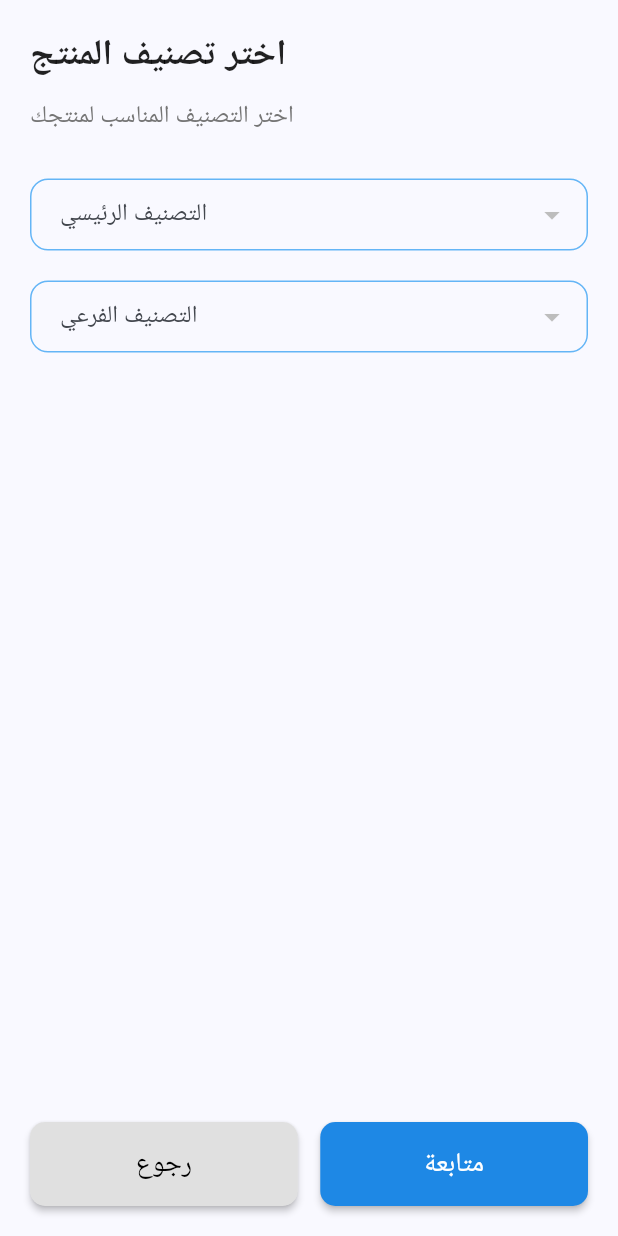
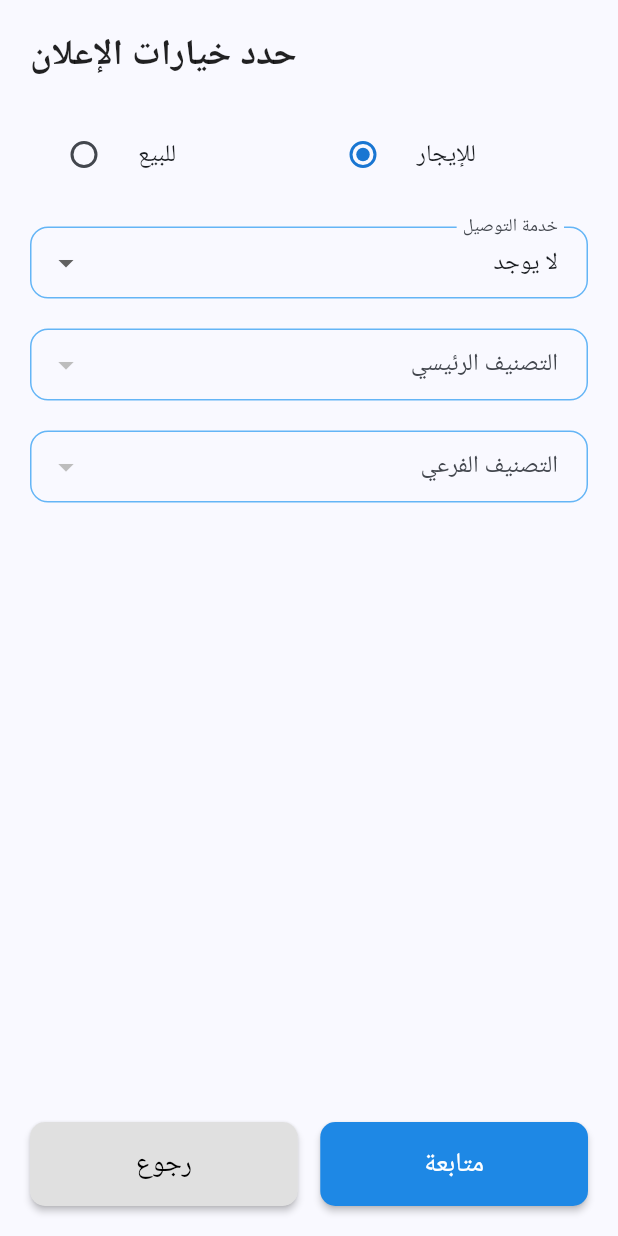
Before and after one commit to hashembadawi/forsa, a Flutter app: the CategorySelectionStep widget shown alone on an empty page, opened directly with empty values, on a phone screen of 412 x 824 dp. Run offline on Flutter 3.47's test engine with Material 3 defaults, Android fonts, the phone set to English and light mode, and no system bars; our stand-ins replace connectivity_plus, flutter_image_compress, geolocator, google_fonts, google_maps_flutter, image_picker and 2 more; accounts and stored records are empty; network calls fail; Roboto replaces fonts that are missing (Cairo).

Commit message:
feat: Add forSale and deliveryService options to ad creation process

```diff
--- a/lib/screens/add_ad_screen.dart
+++ b/lib/screens/add_ad_screen.dart
@@ -50,6 +50,8 @@ class _MultiStepAddAdScreenState extends State<MultiStepAddAdScreen> {
   Map<String, dynamic>? _selectedSubCategory;
   Map<String, dynamic>? _selectedProvince;
   Map<String, dynamic>? _selectedMajorArea;
+  bool _forSale = true; // للبيع=true, للإيجار=false
+  bool _deliveryService = false;
 
   // State flags
   bool _isLoadingOptions = true;
@@ -260,7 +262,7 @@ class _MultiStepAddAdScreenState extends State<MultiStepAddAdScreen> {
             mainAxisAlignment: MainAxisAlignment.spaceBetween,
             children: [
               _buildStepIndicator(0, 'إضافة الصور'),
-              _buildStepIndicator(1, 'اختيار التصنيف'),
+              _buildStepIndicator(1, 'خيارات الإعلان'),
               _buildStepIndicator(2, 'معلومات الإعلان'),
             ],
           ),
@@ -325,6 +327,8 @@ class _MultiStepAddAdScreenState extends State<MultiStepAddAdScreen> {
           subCategories: _subCategories,
           selectedCategory: _selectedCategory,
           selectedSubCategory: _selectedSubCategory,
+          forSale: _forSale,
+          onForSaleChanged: (value) => setState(() => _forSale = value),
           onCategorySelected: (cat, subCat) {
             setState(() {
               _selectedCategory = cat;
@@ -465,6 +469,8 @@ class _MultiStepAddAdScreenState extends State<MultiStepAddAdScreen> {
       'description': _description,
       'images': base64Images,
       'isSpecial': userIsSpecial,
+      'forSale': _forSale,
+      'deliveryService': _deliveryService,
     };
 
     // Add location data if available
@@ -736,6 +742,8 @@ class CategorySelectionStep extends StatefulWidget {
   final List<Map<String, dynamic>> subCategories;
   final Map<String, dynamic>? selectedCategory;
   final Map<String, dynamic>? selectedSubCategory;
+  final bool forSale;
+  final ValueChanged<bool> onForSaleChanged;
   final Function(Map<String, dynamic>, Map<String, dynamic>) onCategorySelected;
   final VoidCallback onBack;
 
@@ -745,6 +753,8 @@ class CategorySelectionStep extends StatefulWidget {
     required this.subCategories,
     required this.selectedCategory,
     required this.selectedSubCategory,
+    required this.forSale,
+    required this.onForSaleChanged,
     required this.onCategorySelected,
     required this.onBack,
   });
@@ -792,22 +802,18 @@ class _CategorySelectionStepState extends State<CategorySelectionStep> {
               crossAxisAlignment: CrossAxisAlignment.start,
               children: [
                 Text(
-                  'اختر تصنيف المنتج',
+                  'حدد خيارات الإعلان',
                   style: GoogleFonts.cairo(
                     fontSize: 24,
                     fontWeight: FontWeight.bold,
                     color: Colors.black87,
                   ),
                 ),
-                const SizedBox(height: 10),
-                Text(
-                  'اختر التصنيف المناسب لمنتجك',
-                  style: GoogleFonts.cairo(
-                    fontSize: 16,
-                    color: Colors.grey[600],
-                  ),
-                ),
-                const SizedBox(height: 30),
+                const SizedBox(height: 20),
+                _buildForSaleToggle(),
+                const SizedBox(height: 20),
+                _buildDeliveryServiceDropdown(),
+                const SizedBox(height: 20),
                 _buildCategoryDropdown(),
                 const SizedBox(height: 20),
                 _buildSubCategoryDropdown(),
@@ -820,8 +826,85 @@ class _CategorySelectionStepState extends State<CategorySelectionStep> {
     );
   }
 
+  Widget _buildForSaleToggle() {
+    return Column(
+      children: [
+        Row(
+          children: [
+            Expanded(
+              child: RadioListTile<bool>(
+                value: true,
+                groupValue: widget.forSale,
+                onChanged: (value) {
+                  if (value != null) widget.onForSaleChanged(value);
+                },
+                title: Text('للبيع', style: GoogleFonts.cairo()),
+              ),
+            ),
+            Expanded(
+              child: RadioListTile<bool>(
+                value: false,
+                groupValue: widget.forSale,
+                onChanged: (value) {
+                  if (value != null) widget.onForSaleChanged(value);
+                },
+                title: Text('للإيجار', style: GoogleFonts.cairo()),
+              ),
+            ),
+          ],
+        ),
+      ],
+    );
+  }
+
+  Widget _buildDeliveryServiceDropdown() {
+    return Directionality(
+      textDirection: TextDirection.rtl,
+      child: DropdownButtonFormField<bool>(
+        value: context.findAncestorStateOfType<_MultiStepAddAdScreenState>()?._deliveryService ?? false,
+        isExpanded: true,
+        decoration: InputDecoration(
+          labelText: 'خدمة التوصيل',
+          labelStyle: GoogleFonts.cairo(),
+          border: OutlineInputBorder(
+            borderRadius: BorderRadius.circular(10),
+          ),
+          contentPadding: const EdgeInsets.symmetric(
+            horizontal: 16,
+            vertical: 12,
+          ),
+        ),
+        items: [
+          DropdownMenuItem(
+            value: true,
+            child: Align(
+              alignment: Alignment.centerRight,
+              child: Text('يوجد', style: GoogleFonts.cairo()),
+            ),
+          ),
+          DropdownMenuItem(
+            value: false,
+            child: Align(
+              alignment: Alignment.centerRight,
+              child: Text('لا يوجد', style: GoogleFonts.cairo()),
+            ),
+          ),
+        ],
+        onChanged: (value) {
+          if (value != null) {
+            context.findAncestorStateOfType<_MultiStepAddAdScreenState>()?.setState(() {
+              context.findAncestorStateOfType<_MultiStepAddAdScreenState>()?._deliveryService = value;
+            });
+          }
+        },
+      ),
+    );
+  }
+
   Widget _buildCategoryDropdown() {
-    return DropdownButtonFormField<Map<String, dynamic>>(
+    return Directionality(
+      textDirection: TextDirection.rtl,
+      child: DropdownButtonFormField<Map<String, dynamic>>(
         value: _selectedCategory,
         isExpanded: true,
         decoration: InputDecoration(
@@ -838,7 +921,10 @@ class _CategorySelectionStepState extends State<CategorySelectionStep> {
         items: widget.categories
             .map((cat) => DropdownMenuItem(
                   value: cat,
+                  child: Align(
+                    alignment: Alignment.centerRight,
                     child: Text(cat['name'] ?? '', style: GoogleFonts.cairo()),
+                  ),
                 ))
             .toList(),
         onChanged: (cat) {
@@ -847,11 +933,14 @@ class _CategorySelectionStepState extends State<CategorySelectionStep> {
             _filterSubCategories();
           });
         },
+      ),
     );
   }
 
   Widget _buildSubCategoryDropdown() {
-    return DropdownButtonFormField<Map<String, dynamic>>(
+    return Directionality(
+      textDirection: TextDirection.rtl,
+      child: DropdownButtonFormField<Map<String, dynamic>>(
         value: _selectedSubCategory,
         isExpanded: true,
         decoration: InputDecoration(
@@ -868,7 +957,10 @@ class _CategorySelectionStepState extends State<CategorySelectionStep> {
         items: _filteredSubCategories
             .map((subCat) => DropdownMenuItem(
                   value: subCat,
+                  child: Align(
+                    alignment: Alignment.centerRight,
                     child: Text(subCat['name'] ?? '', style: GoogleFonts.cairo()),
+                  ),
                 ))
             .toList(),
         onChanged: (subCat) {
@@ -876,6 +968,7 @@ class _CategorySelectionStepState extends State<CategorySelectionStep> {
             _selectedSubCategory = subCat;
           });
         },
+      ),
     );
   }
 
```
Lines whose indentation alone changed are shown as unchanged.
